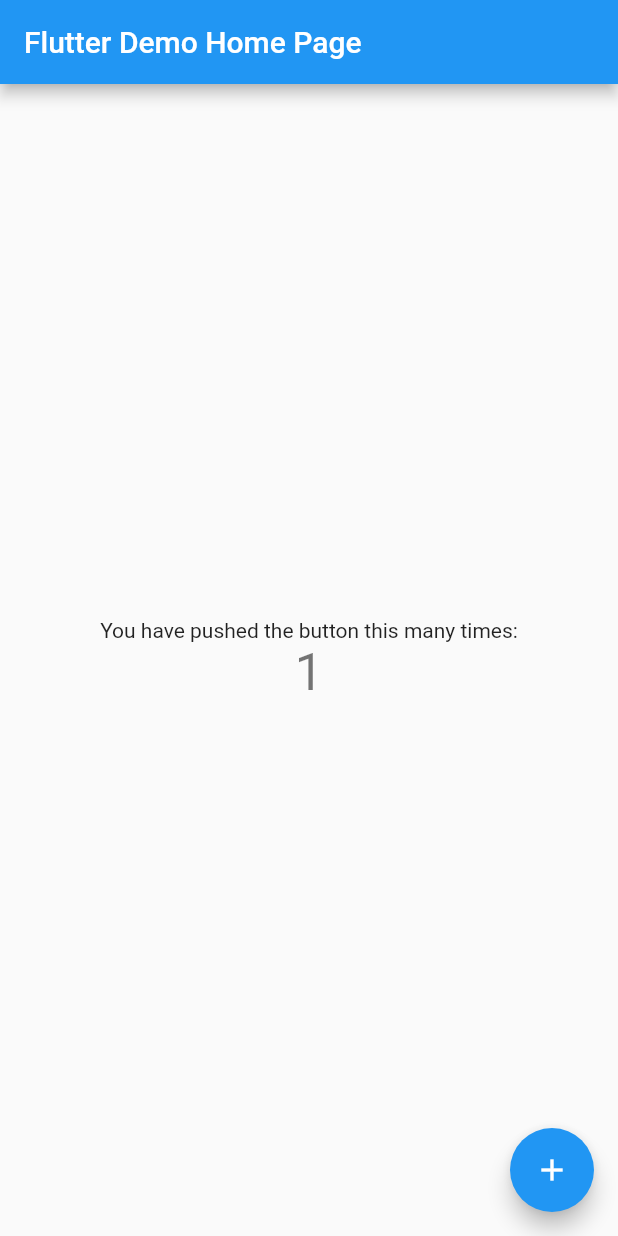
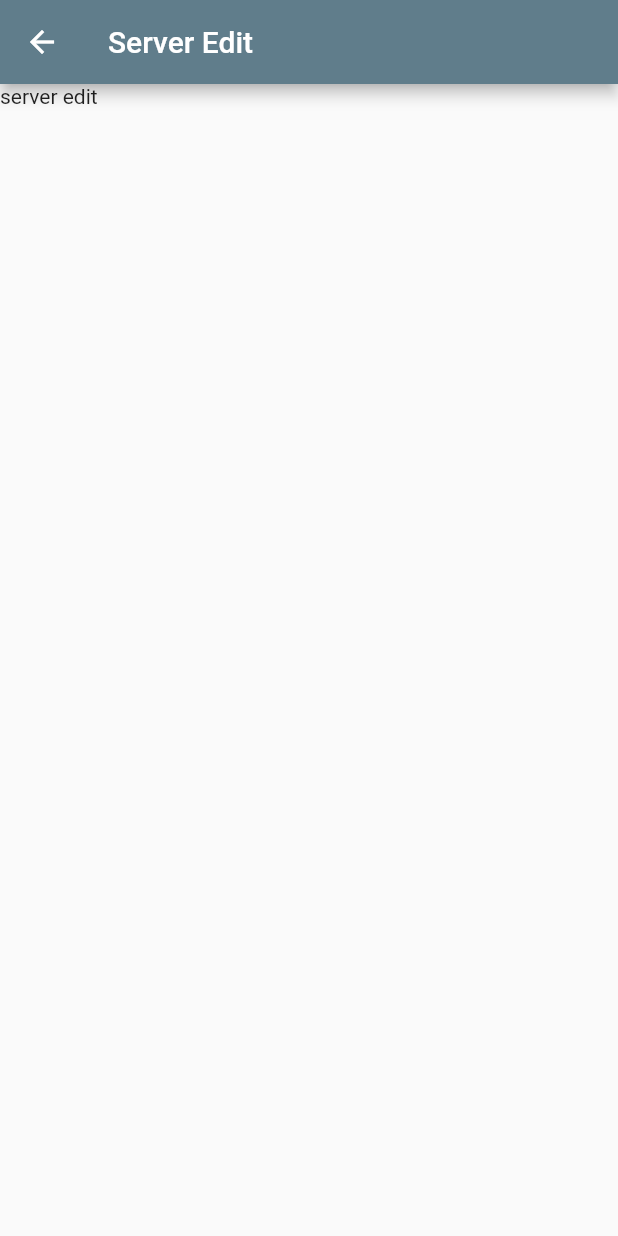
Before and after one commit to alesanmanoweb/newsgroup_usenet, a Flutter app: the screen it shows after launch, after a tap on the "add" icon, on a phone screen of 412 x 824 dp. Run offline on Flutter 3.47's test engine with Material 2 defaults, Android fonts, the phone set to English and light mode, and no system bars.

Commit message:
Starting to shape the code

```diff
--- a/lib/main.dart
+++ b/lib/main.dart
@@ -1,117 +1,14 @@
 import 'package:flutter/material.dart';
+import 'server_list.dart';
+import 'server_edit.dart';
 
-void main() {
-  runApp(MyApp());
-}
-
-class MyApp extends StatelessWidget {
-  // This widget is the root of your application.
-  @override
-  Widget build(BuildContext context) {
-    return MaterialApp(
-      title: 'Flutter Demo',
-      theme: ThemeData(
-        // This is the theme of your application.
-        //
-        // Try running your application with "flutter run". You'll see the
-        // application has a blue toolbar. Then, without quitting the app, try
-        // changing the primarySwatch below to Colors.green and then invoke
-        // "hot reload" (press "r" in the console where you ran "flutter run",
-        // or simply save your changes to "hot reload" in a Flutter IDE).
-        // Notice that the counter didn't reset back to zero; the application
-        // is not restarted.
-        primarySwatch: Colors.blue,
-        // This makes the visual density adapt to the platform that you run
-        // the app on. For desktop platforms, the controls will be smaller and
-        // closer together (more dense) than on mobile platforms.
+void main() => runApp(MaterialApp(
+  theme: ThemeData(
+        primarySwatch: Colors.blueGrey,
         visualDensity: VisualDensity.adaptivePlatformDensity,
       ),
-      home: MyHomePage(title: 'Flutter Demo Home Page'),
-    );
-  }
-}
-
-class MyHomePage extends StatefulWidget {
-  MyHomePage({Key key, this.title}) : super(key: key);
-
-  // This widget is the home page of your application. It is stateful, meaning
-  // that it has a State object (defined below) that contains fields that affect
-  // how it looks.
-
-  // This class is the configuration for the state. It holds the values (in this
-  // case the title) provided by the parent (in this case the App widget) and
-  // used by the build method of the State. Fields in a Widget subclass are
-  // always marked "final".
-
-  final String title;
-
-  @override
-  _MyHomePageState createState() => _MyHomePageState();
-}
-
-class _MyHomePageState extends State<MyHomePage> {
-  int _counter = 0;
-
-  void _incrementCounter() {
-    setState(() {
-      // This call to setState tells the Flutter framework that something has
-      // changed in this State, which causes it to rerun the build method below
-      // so that the display can reflect the updated values. If we changed
-      // _counter without calling setState(), then the build method would not be
-      // called again, and so nothing would appear to happen.
-      _counter++;
-    });
-  }
-
-  @override
-  Widget build(BuildContext context) {
-    // This method is rerun every time setState is called, for instance as done
-    // by the _incrementCounter method above.
-    //
-    // The Flutter framework has been optimized to make rerunning build methods
-    // fast, so that you can just rebuild anything that needs updating rather
-    // than having to individually change instances of widgets.
-    return Scaffold(
-      appBar: AppBar(
-        // Here we take the value from the MyHomePage object that was created by
-        // the App.build method, and use it to set our appbar title.
-        title: Text(widget.title),
-      ),
-      body: Center(
-        // Center is a layout widget. It takes a single child and positions it
-        // in the middle of the parent.
-        child: Column(
-          // Column is also a layout widget. It takes a list of children and
-          // arranges them vertically. By default, it sizes itself to fit its
-          // children horizontally, and tries to be as tall as its parent.
-          //
-          // Invoke "debug painting" (press "p" in the console, choose the
-          // "Toggle Debug Paint" action from the Flutter Inspector in Android
-          // Studio, or the "Toggle Debug Paint" command in Visual Studio Code)
-          // to see the wireframe for each widget.
-          //
-          // Column has various properties to control how it sizes itself and
-          // how it positions its children. Here we use mainAxisAlignment to
-          // center the children vertically; the main axis here is the vertical
-          // axis because Columns are vertical (the cross axis would be
-          // horizontal).
-          mainAxisAlignment: MainAxisAlignment.center,
-          children: <Widget>[
-            Text(
-              'You have pushed the button this many times:',
-            ),
-            Text(
-              '$_counter',
-              style: Theme.of(context).textTheme.headline4,
-            ),
-          ],
-        ),
-      ),
-      floatingActionButton: FloatingActionButton(
-        onPressed: _incrementCounter,
-        tooltip: 'Increment',
-        child: Icon(Icons.add),
-      ), // This trailing comma makes auto-formatting nicer for build methods.
-    );
-  }
-}
+  routes: {
+    '/': (context) => ServerList(),
+    '/server_edit': (context) => ServerEdit(),
+  },
+));
--- /dev/null
+++ b/lib/server_edit.dart
@@ -0,0 +1,28 @@
+// each server has:
+// host
+// port
+// userdata (name, email)
+// settings
+
+import 'package:flutter/material.dart';
+
+class ServerEdit extends StatefulWidget {
+  @override
+  _ServerEditState createState() => _ServerEditState();
+}
+
+class _ServerEditState extends State<ServerEdit> {
+  @override
+  Widget build(BuildContext context) {
+    return Scaffold(
+      appBar: AppBar(
+        title: Text('Server Edit'),
+      ),
+      body: Text("server edit"),
+      // Column
+        // hostname
+        // port
+        // button OK
+    );
+  }
+}
--- /dev/null
+++ b/lib/server_list.dart
@@ -0,0 +1,25 @@
+import 'package:flutter/material.dart';
+
+class ServerList extends StatefulWidget {
+  @override
+  _ServerListState createState() => _ServerListState();
+}
+
+class _ServerListState extends State<ServerList> {
+  @override
+  Widget build(BuildContext context) {
+    return Scaffold(
+      appBar: AppBar(
+        title: Text('Server List'),
+      ),
+      body: Text("server list"),
+      floatingActionButton: FloatingActionButton(
+        onPressed: () {
+          Navigator.pushNamed(context, '/server_edit');
+        },
+        tooltip: 'Add new server',
+        child: Icon(Icons.add),
+      ),
+    );
+  }
+}
```
